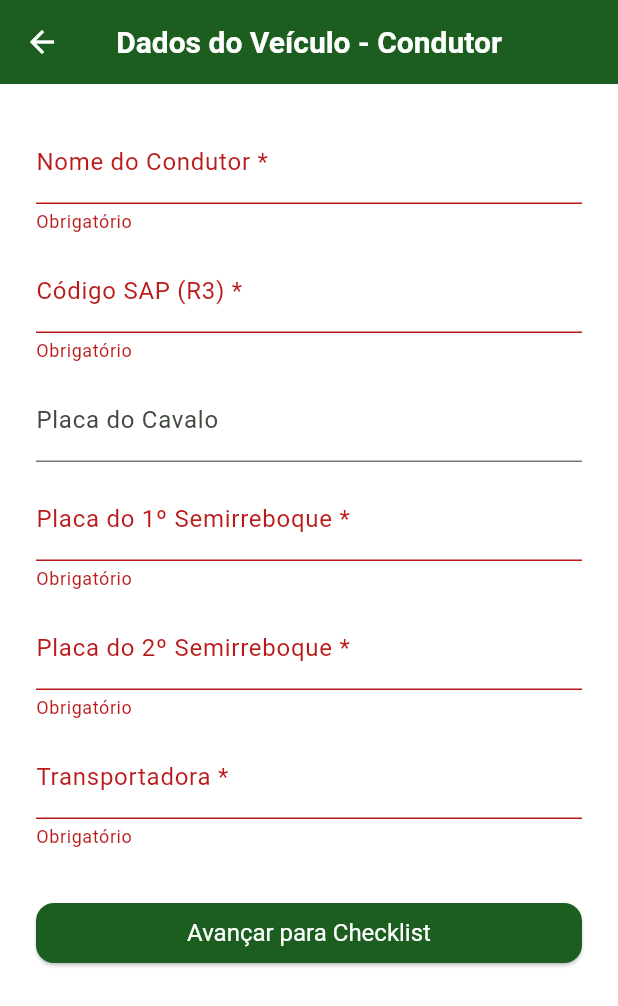
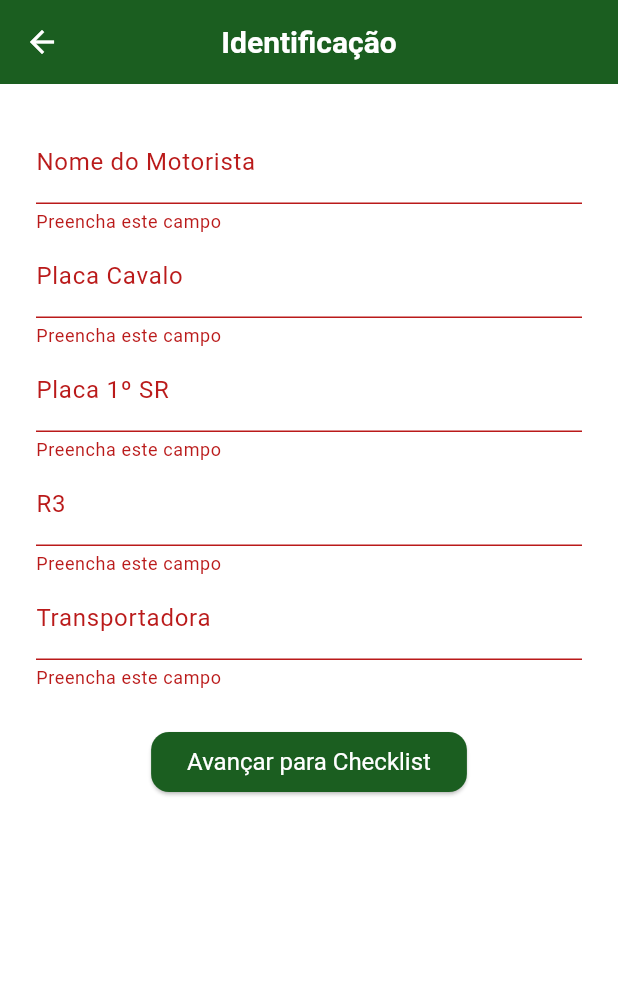
Before and after one commit to Jotavitor12/bagam_check, a Flutter app: the IdentificacaoScreen screen opened directly, after a tap on "Avançar para Checklist", on a phone screen of 412 x 824 dp. Shown: the top 1006 px of the screen. Run offline on Flutter 3.47's test engine with Material 3 defaults, Android fonts, the phone set to English and light mode, and no system bars; our stand-ins replace image_picker, signature; missing offline and left inert: flutter_email_sender.

```diff
--- a/lib/pages/identificacao_screen.dart
+++ b/lib/pages/identificacao_screen.dart
@@ -10,30 +10,24 @@ class IdentificacaoScreen extends StatefulWidget {
 
 class _IdentificacaoScreenState extends State<IdentificacaoScreen> {
   final _formKey = GlobalKey<FormState>();
+  final _motoristaController = TextEditingController();
   final _placaCavaloController = TextEditingController();
-  final _codSapController = TextEditingController();
-  final _placa1SemirreboqueController = TextEditingController();
-  final _placa2SemirreboqueController = TextEditingController();
-  final _condutorController = TextEditingController();
+  final _placa1SRController = TextEditingController();
+  final _r3Controller = TextEditingController();
   final _transportadoraController = TextEditingController();
 
-  @override
-  void dispose() {
-    _placaCavaloController.dispose();
-    _codSapController.dispose();
-    _placa1SemirreboqueController.dispose();
-    _placa2SemirreboqueController.dispose();
-    _condutorController.dispose();
-    _transportadoraController.dispose();
-    super.dispose();
-  }
-
-  void _proximo() {
+  void _avancar() {
     if (_formKey.currentState!.validate()) {
       Navigator.push(
         context,
         MaterialPageRoute(
-          builder: (_) => const ChecklistScreen(),
+          builder: (_) => ChecklistScreen(
+            nomeMotorista: _motoristaController.text,
+            placaCavalo: _placaCavaloController.text,
+            placa1Semireboque: _placa1SRController.text,
+            r3: _r3Controller.text,
+            transportadora: _transportadoraController.text,
+          ),
         ),
       );
     }
@@ -42,59 +36,20 @@ class _IdentificacaoScreenState extends State<IdentificacaoScreen> {
   @override
   Widget build(BuildContext context) {
     return Scaffold(
-      appBar: AppBar(title: const Text('Dados do Veículo - Condutor')),
+      appBar: AppBar(title: const Text('Identificação')),
       body: Padding(
         padding: const EdgeInsets.all(24),
         child: Form(
           key: _formKey,
-          child: ListView(
+          child: Column(
             children: [
-              TextFormField(
-                controller: _condutorController,
-                decoration: const InputDecoration(labelText: 'Nome do Condutor *'),
-                validator: (value) =>
-                value == null || value.isEmpty ? 'Obrigatório' : null,
-              ),
-              const SizedBox(height: 10),
-              TextFormField(
-                controller: _codSapController,
-                decoration: const InputDecoration(labelText: 'Código SAP (R3) *'),
-                validator: (value) =>
-                value == null || value.isEmpty ? 'Obrigatório' : null,
-              ),
-              const SizedBox(height: 10),
-              TextFormField(
-                controller: _placaCavaloController,
-                decoration: const InputDecoration(labelText: 'Placa do Cavalo'),
-              ),
-              const SizedBox(height: 10),
-              TextFormField(
-                controller: _placa1SemirreboqueController,
-                decoration:
-                const InputDecoration(labelText: 'Placa do 1º Semirreboque *'),
-                validator: (value) =>
-                value == null || value.isEmpty ? 'Obrigatório' : null,
-              ),
-              const SizedBox(height: 10),
-              TextFormField(
-                controller: _placa2SemirreboqueController,
-                decoration:
-                const InputDecoration(labelText: 'Placa do 2º Semirreboque *'),
-                validator: (value) =>
-                value == null || value.isEmpty ? 'Obrigatório' : null,
-              ),
-              const SizedBox(height: 10),
-              TextFormField(
-                controller: _transportadoraController,
-                decoration: const InputDecoration(labelText: 'Transportadora *'),
-                validator: (value) =>
-                value == null || value.isEmpty ? 'Obrigatório' : null,
-              ),
-              const SizedBox(height: 32),
-              ElevatedButton(
-                onPressed: _proximo,
-                child: const Text('Avançar para Checklist'),
-              ),
+              TextFormField(controller: _motoristaController, decoration: const InputDecoration(labelText: 'Nome do Motorista'), validator: (value) => value!.isEmpty ? 'Preencha este campo' : null),
+              TextFormField(controller: _placaCavaloController, decoration: const InputDecoration(labelText: 'Placa Cavalo'), validator: (value) => value!.isEmpty ? 'Preencha este campo' : null),
+              TextFormField(controller: _placa1SRController, decoration: const InputDecoration(labelText: 'Placa 1º SR'), validator: (value) => value!.isEmpty ? 'Preencha este campo' : null),
+              TextFormField(controller: _r3Controller, decoration: const InputDecoration(labelText: 'R3'), validator: (value) => value!.isEmpty ? 'Preencha este campo' : null),
+              TextFormField(controller: _transportadoraController, decoration: const InputDecoration(labelText: 'Transportadora'), validator: (value) => value!.isEmpty ? 'Preencha este campo' : null),
+              const SizedBox(height: 24),
+              ElevatedButton(onPressed: _avancar, child: const Text('Avançar para Checklist')),
             ],
           ),
         ),
```
Also changed, not shown: lib/core/utils/pdf_generator.dart (+22 -14 lines), lib/data/models.dart (+6 -1 lines), lib/pages/assinatura_screen.dart (+8 -1 lines), lib/pages/checklist_screen.dart (+23 -4 lines), lib/pages/resumo_envio_screen.dart (+22 -4 lines), lib/widgets/checklist_item_widget.dart (+43 -0 lines).
